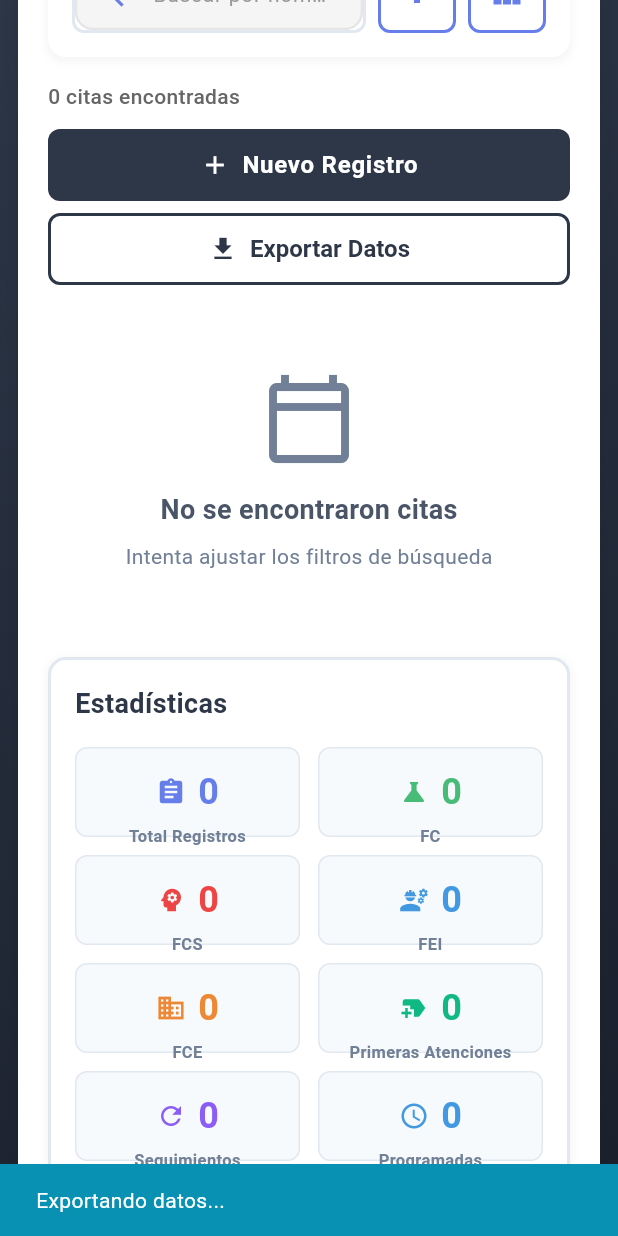
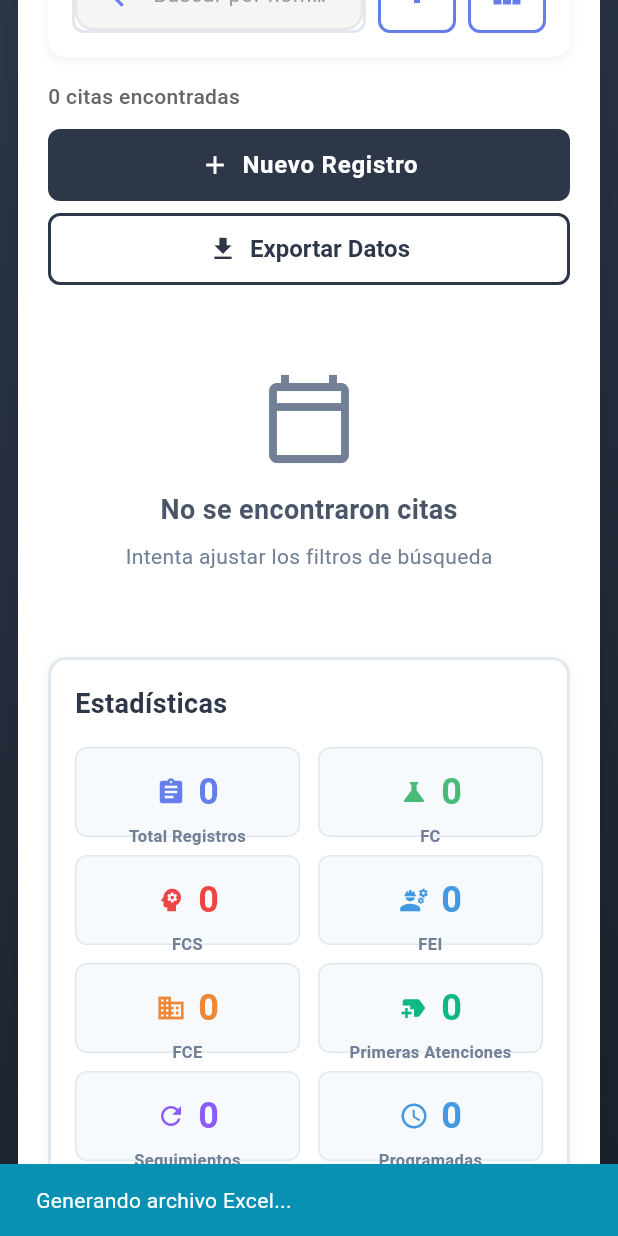
Before and after one commit to 51Jos/psicologia, a Flutter app: the ListaCita screen opened by its route, scrolled down 78 dp, after a tap on "Exportar Datos", on a phone screen of 412 x 824 dp. Run offline on Flutter 3.47's test engine with Material 3 defaults, Android fonts, the phone set to English and light mode, and no system bars; our stand-ins replace cloud_firestore, firebase_auth, firebase_core, firebase_storage; missing offline and left inert: excel, universal_html; accounts and stored records are empty.

Commit message:
Feature: Exportación de datos a Excel con filtros aplicados
- Agregadas dependencias: excel, path_provider, universal_html
- Implementada función exportarDatos() en CitaControlador
  - Genera archivo Excel con formato profesional
  - Encabezados con estilo (fondo azul, texto blanco, negrita)
  - Columnas con ancho ajustado automáticamente
  - Respeta filtros aplicados (fecha, estado, facultad, búsqueda)

- Columnas del archivo Excel:
  - Código del estudiante
  - Nombre y apellidos
  - Facultad y programa académico
  - Fecha y hora de la cita
  - Duración, tipo y estado
  - Motivo de consulta
  - Indicador de primera vez

- Soporte multiplataforma:
  - Web: Descarga automática del archivo
  - Móvil/Desktop: Guardado en documentos

- Nombre de archivo con timestamp: Registro_Citas_YYYYMMDD_HHMMSS.xlsx
- Feedback visual mejorado con SnackBars de éxito/error

🤖 Generated with [Claude Code](https://claude.com/claude-code)

Co-Authored-By: Claude <noreply@anthropic.com>

```diff
--- a/lib/features/citas/controlador/cita_controlador.dart
+++ b/lib/features/citas/controlador/cita_controlador.dart
@@ -1,5 +1,10 @@
+import 'dart:io';
 import 'package:flutter/foundation.dart';
 import 'package:flutter/material.dart';
+import 'package:excel/excel.dart';
+import 'package:intl/intl.dart';
+import 'package:path_provider/path_provider.dart';
+import 'package:universal_html/html.dart' as web;
 import '../modelos/cita_modelo.dart';
 import '../modelos/filtros_modelo.dart';
 import '../servicios/cita_servicio.dart';
@@ -291,11 +296,182 @@ class CitaControlador extends ChangeNotifier {
     }
   }
 
-  // Exportar datos (placeholder)
-  Future<void> exportarDatos() async {
-    // TODO: Implementar exportación de datos
-    // Podría ser a CSV, Excel, PDF, etc.
-    debugPrint('Exportando datos...');
+  // Exportar datos a Excel
+  Future<bool> exportarDatos() async {
+    try {
+      debugPrint('📊 Iniciando exportación de datos...');
+
+      // Crear nuevo archivo Excel
+      final excel = Excel.createExcel();
+      final sheet = excel['Registro de Citas'];
+
+      // Eliminar la hoja por defecto
+      excel.delete('Sheet1');
+
+      // Definir estilos
+      final headerStyle = CellStyle(
+        bold: true,
+        backgroundColorHex: ExcelColor.blue,
+        fontColorHex: ExcelColor.white,
+        horizontalAlign: HorizontalAlign.Center,
+        verticalAlign: VerticalAlign.Center,
+      );
+
+      final dataCellStyle = CellStyle(
+        verticalAlign: VerticalAlign.Center,
+      );
+
+      // Agregar encabezados
+      final headers = [
+        'Código',
+        'Estudiante',
+        'Apellidos',
+        'Facultad',
+        'Programa',
+        'Fecha',
+        'Hora',
+        'Duración',
+        'Tipo',
+        'Estado',
+        'Motivo',
+        'Primera Vez',
+      ];
+
+      for (int i = 0; i < headers.length; i++) {
+        final cell = sheet.cell(CellIndex.indexByColumnRow(columnIndex: i, rowIndex: 0));
+        cell.value = TextCellValue(headers[i]);
+        cell.cellStyle = headerStyle;
+      }
+
+      // Agregar datos de las citas filtradas
+      int rowIndex = 1;
+      final dateFormat = DateFormat('dd/MM/yyyy');
+      final timeFormat = DateFormat('HH:mm');
+
+      for (final cita in _citas) {
+        final row = [
+          cita.estudianteCodigo ?? 'N/A',
+          cita.estudianteNombre,
+          cita.estudianteApellidos,
+          _obtenerNombreFacultad(cita.facultad),
+          cita.programa,
+          dateFormat.format(cita.fechaHora),
+          timeFormat.format(cita.fechaHora),
+          '${cita.duracionEnMinutos} min',
+          _obtenerNombreTipo(cita.tipoCita),
+          _obtenerNombreEstado(cita.estado),
+          cita.motivoConsulta,
+          cita.primeraVez ? 'Sí' : 'No',
+        ];
+
+        for (int i = 0; i < row.length; i++) {
+          final cell = sheet.cell(CellIndex.indexByColumnRow(columnIndex: i, rowIndex: rowIndex));
+          cell.value = TextCellValue(row[i]);
+          cell.cellStyle = dataCellStyle;
+        }
+
+        rowIndex++;
+      }
+
+      // Ajustar ancho de columnas
+      sheet.setColumnWidth(0, 15); // Código
+      sheet.setColumnWidth(1, 20); // Estudiante
+      sheet.setColumnWidth(2, 25); // Apellidos
+      sheet.setColumnWidth(3, 30); // Facultad
+      sheet.setColumnWidth(4, 35); // Programa
+      sheet.setColumnWidth(5, 12); // Fecha
+      sheet.setColumnWidth(6, 10); // Hora
+      sheet.setColumnWidth(7, 12); // Duración
+      sheet.setColumnWidth(8, 15); // Tipo
+      sheet.setColumnWidth(9, 15); // Estado
+      sheet.setColumnWidth(10, 50); // Motivo
+      sheet.setColumnWidth(11, 12); // Primera Vez
+
+      // Guardar archivo
+      final bytes = excel.encode();
+      if (bytes == null) {
+        debugPrint('❌ Error al generar el archivo Excel');
+        return false;
+      }
+
+      // Generar nombre de archivo con fecha
+      final now = DateTime.now();
+      final fileName = 'Registro_Citas_${DateFormat('yyyyMMdd_HHmmss').format(now)}.xlsx';
+
+      if (kIsWeb) {
+        // Para web: descargar directamente
+        final blob = web.Blob([bytes], 'application/vnd.openxmlformats-officedocument.spreadsheetml.sheet');
+        final url = web.Url.createObjectUrlFromBlob(blob);
+        final anchor = web.AnchorElement(href: url)
+          ..setAttribute('download', fileName)
+          ..click();
+        web.Url.revokeObjectUrl(url);
+
+        debugPrint('✅ Archivo Excel generado para web: $fileName');
+      } else {
+        // Para móvil/desktop: guardar en descargas
+        final directory = await getApplicationDocumentsDirectory();
+        final filePath = '${directory.path}/$fileName';
+        final file = File(filePath);
+        await file.writeAsBytes(bytes);
+
+        debugPrint('✅ Archivo Excel guardado en: $filePath');
+      }
+
+      debugPrint('📊 Exportación completada: ${_citas.length} registros exportados');
+      return true;
+    } catch (e) {
+      debugPrint('❌ Error al exportar datos: $e');
+      return false;
+    }
+  }
+
+  // Helper para obtener nombre de facultad
+  String _obtenerNombreFacultad(String codigo) {
+    switch (codigo) {
+      case 'FC':
+        return 'Facultad de Ciencias';
+      case 'FI':
+        return 'Facultad de Ingeniería';
+      case 'FCS':
+        return 'Facultad de Ciencias de la Salud';
+      case 'FCE':
+        return 'Facultad de Ciencias Económicas';
+      case 'FD':
+        return 'Facultad de Derecho';
+      default:
+        return codigo;
+    }
+  }
+
+  // Helper para obtener nombre de tipo de cita
+  String _obtenerNombreTipo(TipoCita tipo) {
+    switch (tipo) {
+      case TipoCita.presencial:
+        return 'Presencial';
+      case TipoCita.virtual:
+        return 'Virtual';
+      case TipoCita.telefonica:
+        return 'Telefónica';
+    }
+  }
+
+  // Helper para obtener nombre de estado
+  String _obtenerNombreEstado(EstadoCita estado) {
+    switch (estado) {
+      case EstadoCita.programada:
+        return 'Programada';
+      case EstadoCita.confirmada:
+        return 'Confirmada';
+      case EstadoCita.enCurso:
+        return 'En Curso';
+      case EstadoCita.completada:
+        return 'Completada';
+      case EstadoCita.cancelada:
+        return 'Cancelada';
+      case EstadoCita.noAsistio:
+        return 'No Asistió';
+    }
   }
 
   // Limpiar error
--- a/lib/features/citas/vistas/lista_cita.dart
+++ b/lib/features/citas/vistas/lista_cita.dart
@@ -634,12 +634,31 @@ class _ListaCitaState extends State<ListaCita> {
     );
   }
 
-  void _exportarDatos() {
-    _controlador.exportarDatos();
+  Future<void> _exportarDatos() async {
+    // Mostrar mensaje de carga
     ScaffoldMessenger.of(context).showSnackBar(
       const SnackBar(
-        content: Text('Exportando datos...'),
+        content: Text('Generando archivo Excel...'),
         backgroundColor: ColoresApp.info,
+        duration: Duration(seconds: 2),
+      ),
+    );
+
+    // Exportar datos
+    final exito = await _controlador.exportarDatos();
+
+    if (!mounted) return;
+
+    // Mostrar resultado
+    ScaffoldMessenger.of(context).showSnackBar(
+      SnackBar(
+        content: Text(
+          exito
+              ? 'Archivo Excel exportado exitosamente'
+              : 'Error al exportar datos',
+        ),
+        backgroundColor: exito ? ColoresApp.exito : ColoresApp.error,
+        duration: const Duration(seconds: 3),
       ),
     );
   }
```
Also changed, not shown: pubspec.yaml (+8 -5 lines), pubspec.lock.
